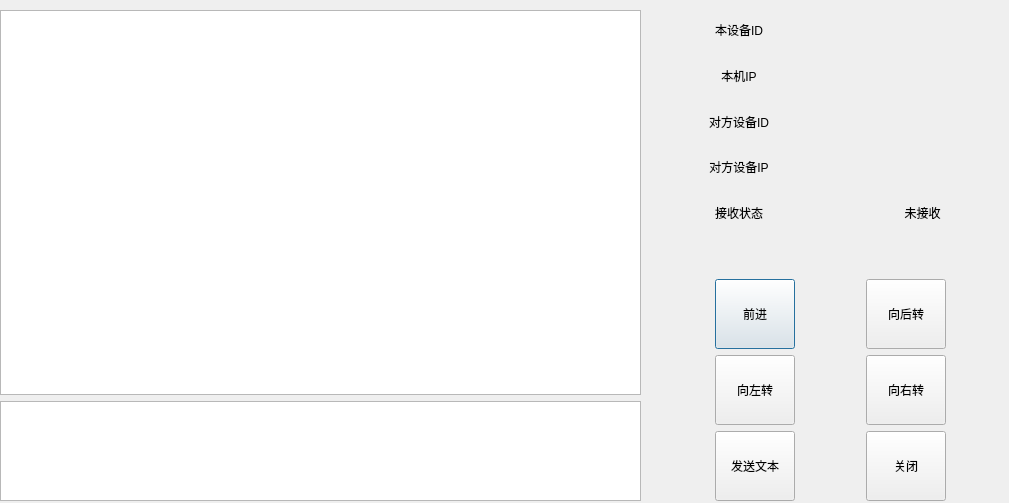
The window that UI/chatWindows.ui (413180794/EPLRS_station) describes before a commit, drawn with Qt 5.
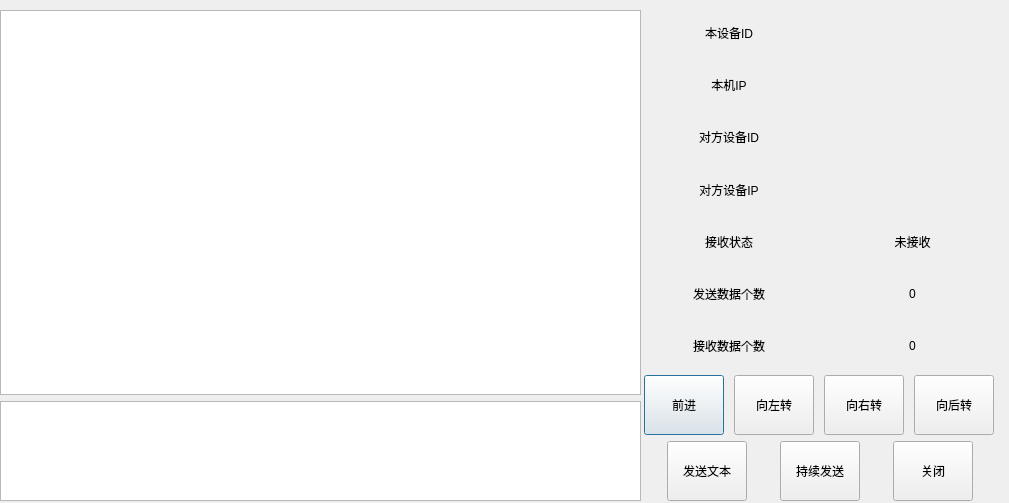
The same window after the commit.

Commit message: 增加数据包发送与接收的统计功能

```diff
--- a/UI/chatWindows.ui
+++ b/UI/chatWindows.ui
@@ -41,7 +41,7 @@
   <widget class="QWidget" name="verticalLayoutWidget_2">
    <property name="geometry">
     <rect>
-     <x>650</x>
+     <x>640</x>
      <y>10</y>
      <width>361</width>
      <height>491</height>
@@ -169,25 +169,60 @@
      </layout>
     </item>
     <item>
-     <spacer name="verticalSpacer">
-      <property name="orientation">
-       <enum>Qt::Vertical</enum>
-      </property>
-      <property name="sizeType">
-       <enum>QSizePolicy::Fixed</enum>
-      </property>
-      <property name="sizeHint" stdset="0">
-       <size>
-        <width>20</width>
-        <height>40</height>
-       </size>
-      </property>
-     </spacer>
+     <layout class="QHBoxLayout" name="horizontalLayout_10">
+      <item>
+       <widget class="QLabel" name="_send_msg_num_label">
+        <property name="text">
+         <string>发送数据个数</string>
+        </property>
+        <property name="alignment">
+         <set>Qt::AlignCenter</set>
+        </property>
+       </widget>
+      </item>
+      <item>
+       <widget class="QLabel" name="send_msg_num">
+        <property name="text">
+         <string>0</string>
+        </property>
+        <property name="alignment">
+         <set>Qt::AlignCenter</set>
+        </property>
+       </widget>
+      </item>
+     </layout>
+    </item>
+    <item>
+     <layout class="QHBoxLayout" name="horizontalLayout_11">
+      <item>
+       <widget class="QLabel" name="_receive_msg_num_label">
+        <property name="text">
+         <string>接收数据个数</string>
+        </property>
+        <property name="alignment">
+         <set>Qt::AlignCenter</set>
+        </property>
+       </widget>
+      </item>
+      <item>
+       <widget class="QLabel" name="receive_msg_num">
+        <property name="text">
+         <string>0</string>
+        </property>
+        <property name="alignment">
+         <set>Qt::AlignCenter</set>
+        </property>
+       </widget>
+      </item>
+     </layout>
     </item>
     <item>
      <layout class="QVBoxLayout" name="verticalLayout_3">
       <item>
-       <layout class="QHBoxLayout" name="horizontalLayout_9">
+       <layout class="QHBoxLayout" name="horizontalLayout_9"/>
+      </item>
+      <item>
+       <layout class="QHBoxLayout" name="horizontalLayout_8">
         <item>
          <widget class="QPushButton" name="forward_order_button">
           <property name="sizePolicy">
@@ -198,8 +233,8 @@
           </property>
           <property name="minimumSize">
            <size>
-            <width>70</width>
-            <height>70</height>
+            <width>60</width>
+            <height>60</height>
            </size>
           </property>
           <property name="styleSheet">
@@ -211,32 +246,6 @@
          </widget>
         </item>
         <item>
-         <widget class="QPushButton" name="turn_about_order_button">
-          <property name="sizePolicy">
-           <sizepolicy hsizetype="Fixed" vsizetype="Fixed">
-            <horstretch>0</horstretch>
-            <verstretch>0</verstretch>
-           </sizepolicy>
-          </property>
-          <property name="minimumSize">
-           <size>
-            <width>70</width>
-            <height>70</height>
-           </size>
-          </property>
-          <property name="styleSheet">
-           <string notr="true"/>
-          </property>
-          <property name="text">
-           <string>向后转</string>
-          </property>
-         </widget>
-        </item>
-       </layout>
-      </item>
-      <item>
-       <layout class="QHBoxLayout" name="horizontalLayout_8">
-        <item>
          <widget class="QPushButton" name="turn_left_order_button">
           <property name="sizePolicy">
            <sizepolicy hsizetype="Fixed" vsizetype="Fixed">
@@ -246,8 +255,8 @@
           </property>
           <property name="minimumSize">
            <size>
-            <width>70</width>
-            <height>70</height>
+            <width>60</width>
+            <height>60</height>
            </size>
           </property>
           <property name="styleSheet">
@@ -268,8 +277,8 @@
           </property>
           <property name="minimumSize">
            <size>
-            <width>70</width>
-            <height>70</height>
+            <width>0</width>
+            <height>60</height>
            </size>
           </property>
           <property name="styleSheet">
@@ -280,6 +289,28 @@
           </property>
          </widget>
         </item>
+        <item>
+         <widget class="QPushButton" name="turn_about_order_button">
+          <property name="sizePolicy">
+           <sizepolicy hsizetype="Fixed" vsizetype="Fixed">
+            <horstretch>0</horstretch>
+            <verstretch>0</verstretch>
+           </sizepolicy>
+          </property>
+          <property name="minimumSize">
+           <size>
+            <width>60</width>
+            <height>60</height>
+           </size>
+          </property>
+          <property name="styleSheet">
+           <string notr="true"/>
+          </property>
+          <property name="text">
+           <string>向后转</string>
+          </property>
+         </widget>
+        </item>
        </layout>
       </item>
       <item>
@@ -294,8 +325,8 @@
           </property>
           <property name="minimumSize">
            <size>
-            <width>70</width>
-            <height>70</height>
+            <width>60</width>
+            <height>60</height>
            </size>
           </property>
           <property name="styleSheet">
@@ -306,6 +337,28 @@
           </property>
          </widget>
         </item>
+        <item>
+         <widget class="QPushButton" name="send_msg_always_button">
+          <property name="sizePolicy">
+           <sizepolicy hsizetype="Fixed" vsizetype="Fixed">
+            <horstretch>0</horstretch>
+            <verstretch>0</verstretch>
+           </sizepolicy>
+          </property>
+          <property name="minimumSize">
+           <size>
+            <width>60</width>
+            <height>60</height>
+           </size>
+          </property>
+          <property name="styleSheet">
+           <string notr="true"/>
+          </property>
+          <property name="text">
+           <string>持续发送</string>
+          </property>
+         </widget>
+        </item>
         <item>
          <widget class="QPushButton" name="close_button">
           <property name="sizePolicy">
@@ -316,8 +369,8 @@
           </property>
           <property name="minimumSize">
            <size>
-            <width>70</width>
-            <height>70</height>
+            <width>60</width>
+            <height>60</height>
            </size>
           </property>
           <property name="styleSheet">
```
The commit also changes 5 other files.
